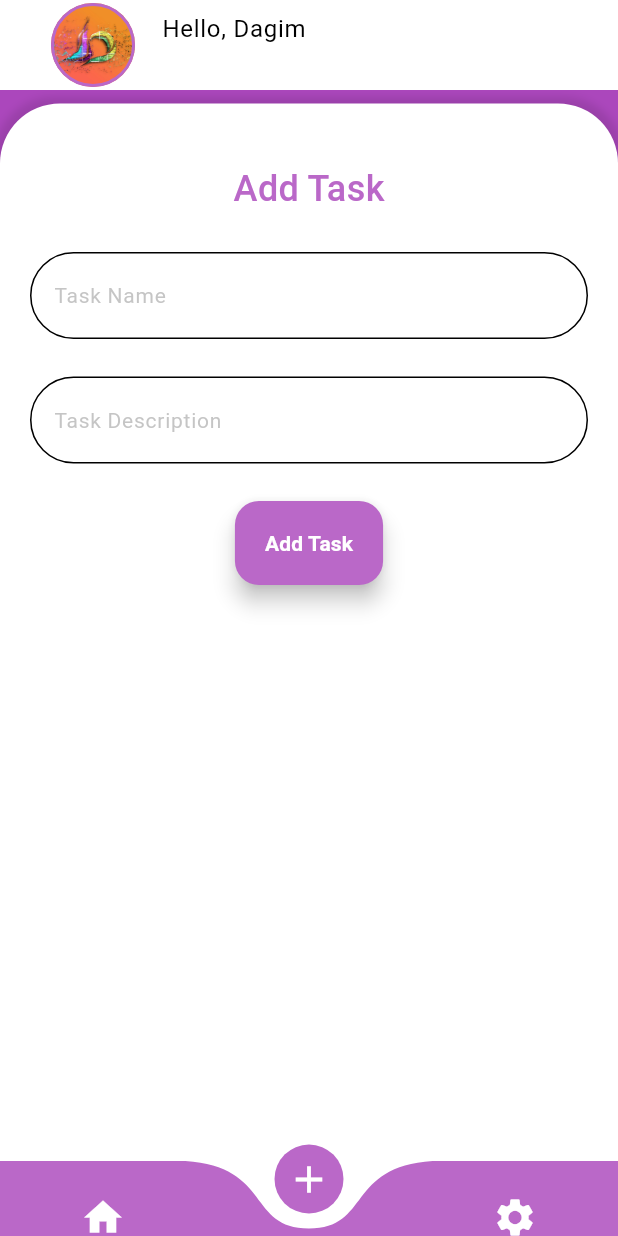
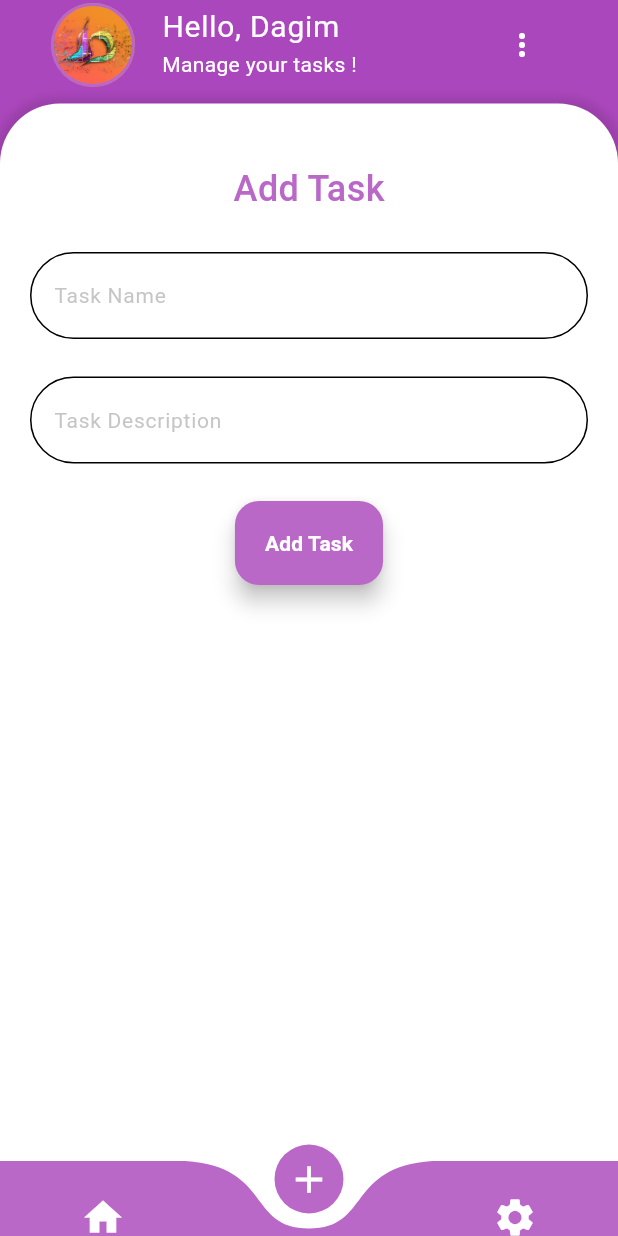
Before and after one commit to dagimg-dot/DoTo, a Flutter app: the screen it shows after launch, item 2 of the bottom bar chosen, on a phone screen of 412 x 824 dp. Run offline on Flutter 3.47's test engine with Material 3 defaults, Android fonts, the phone set to English and light mode, and no system bars; drawn by our look-alikes of curved_navigation_bar; our stand-ins replace animated_splash_screen, shared_preferences.

Commit message:
fix: some UI changes

```diff
--- a/lib/pages/navigator_page.dart
+++ b/lib/pages/navigator_page.dart
@@ -25,6 +25,7 @@ class _NavigatorPageState extends State<NavigatorPage> {
     return Scaffold(
       backgroundColor: primaryColor,
       appBar: AppBar(
+        backgroundColor: primaryColor,
         title: ListTile(
           leading: Container(
             width: 60,
@@ -41,7 +42,10 @@ class _NavigatorPageState extends State<NavigatorPage> {
               ),
             ),
           ),
-          title: const Text('Hello, Dagim'),
+          title: const Text('Hello, Dagim', style: TextStyle(
+            color: Colors.white,
+            fontSize: 20,
+          ),),
           subtitle: const Text(
             'Manage your tasks !',
             style: TextStyle(color: Colors.white),
```
